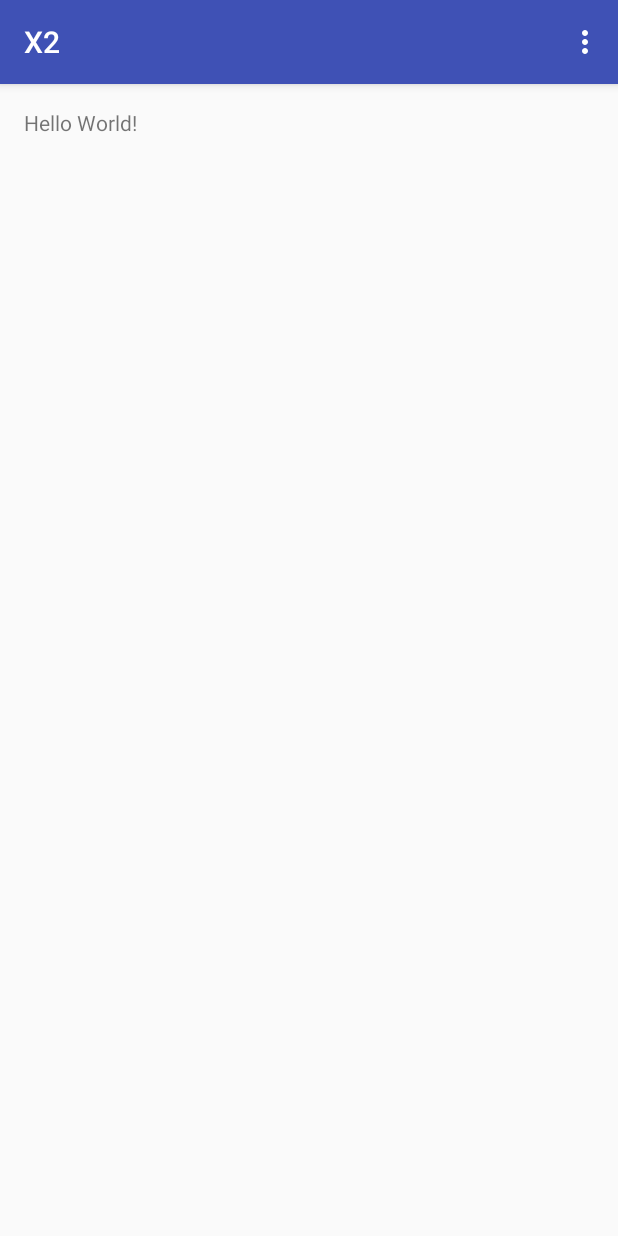
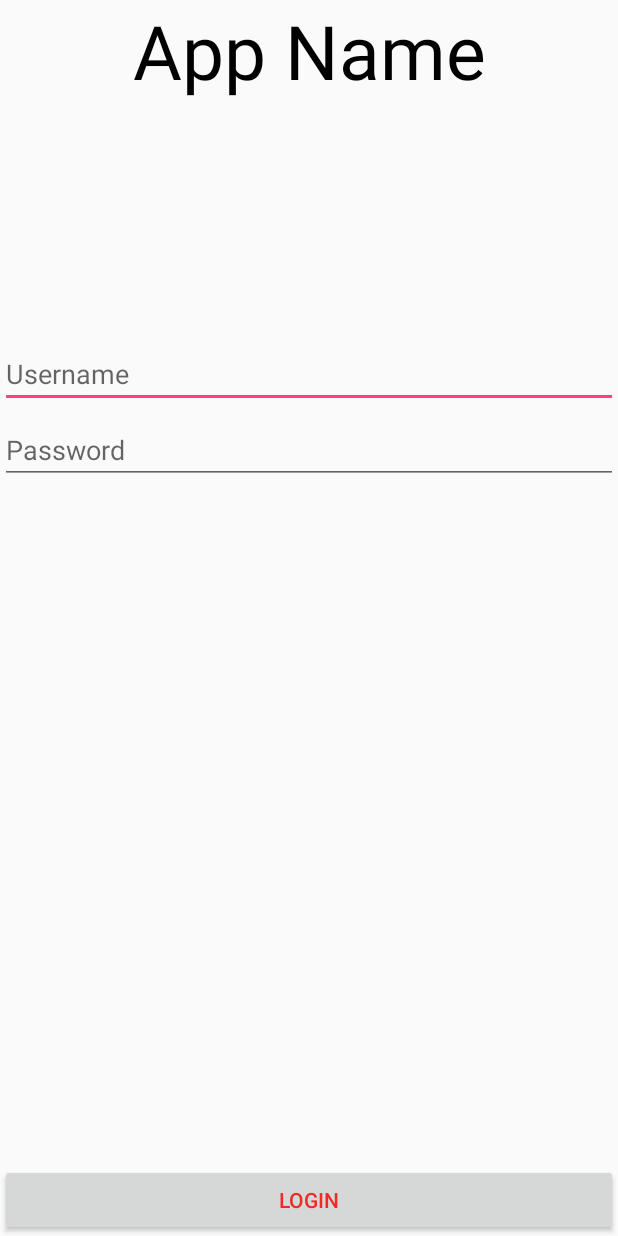
Before and after one commit to chrisIIT/IITHack, an Android app: the screen it shows after launch (MainActivity before the commit, Login after it), on a phone screen of 412 x 824 dp. Run offline under Robolectric (Android 15) with nearby library versions, the phone set to English and light mode, and no system bars.

Commit message:
Created login page and merged

```diff
--- a/X2/app/src/main/AndroidManifest.xml
+++ b/X2/app/src/main/AndroidManifest.xml
@@ -9,7 +9,7 @@
         android:supportsRtl="true"
         android:theme="@style/AppTheme" >
         <activity
-            android:name=".MainActivity"
+            android:name=".Login"
             android:label="@string/app_name"
             android:theme="@style/AppTheme.NoActionBar" >
             <intent-filter>
@@ -20,7 +20,7 @@
         </activity>
         <activity android:name=".Create"></activity>
         <activity android:name=".EventData"></activity>
-        <activity android:name=".Login"></activity>
+        <activity android:name=".MainActivity"></activity>
     </application>
 
 </manifest>
--- a/X2/app/src/main/res/layout/login.xml
+++ b/X2/app/src/main/res/layout/login.xml
@@ -1,5 +1,48 @@
 <?xml version="1.0" encoding="utf-8"?>
-<LinearLayout xmlns:android="http://schemas.android.com/apk/res/android"
-    android:layout_width="match_parent" android:layout_height="match_parent">
+<RelativeLayout xmlns:android="http://schemas.android.com/apk/res/android"
+    android:layout_width="match_parent" android:layout_height="match_parent" android:orientation="vertical">
 
-</LinearLayout>
+    <TextView
+        android:layout_width="match_parent"
+        android:layout_height="wrap_content"
+        android:text="App Name"
+        android:textSize="50sp"
+        android:textAlignment="center"
+        android:textColor="#000000"
+        android:id="@+id/textView" />
+
+
+    <EditText
+        android:id="@+id/username_textfield"
+        android:layout_width="match_parent"
+        android:layout_height="wrap_content"
+        android:hint="Username"
+        android:layout_below="@+id/textView"
+        android:layout_alignParentStart="true"
+        android:layout_marginTop="159dp" />
+
+    <EditText
+        android:id="@+id/password_textfield"
+        android:layout_width="match_parent"
+        android:layout_height="wrap_content"
+        android:hint="Password"
+        android:layout_below="@+id/textView"
+        android:layout_alignParentStart="true"
+        android:layout_marginTop="210dp" />
+
+
+    <Button
+        android:layout_width="match_parent"
+        android:layout_height="wrap_content"
+        android:text="Login"
+        android:textColor="#ed2a23"
+        android:id="@+id/button"
+        android:layout_alignParentBottom="true"
+        android:layout_alignParentStart="true" />
+
+
+
+
+
+
+</RelativeLayout>
```
